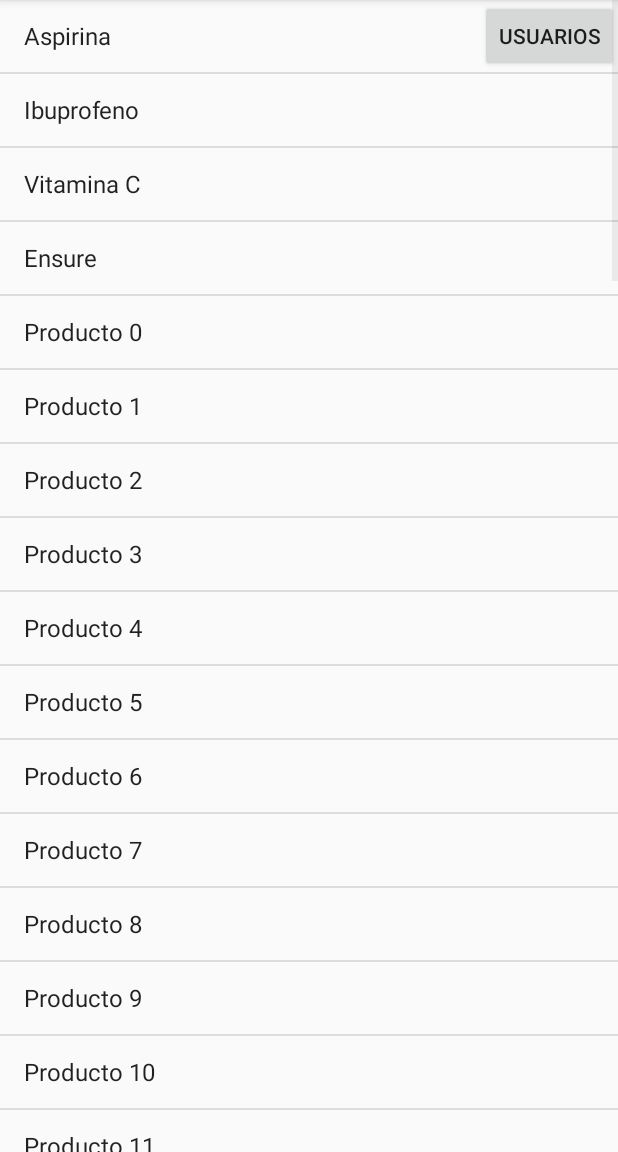
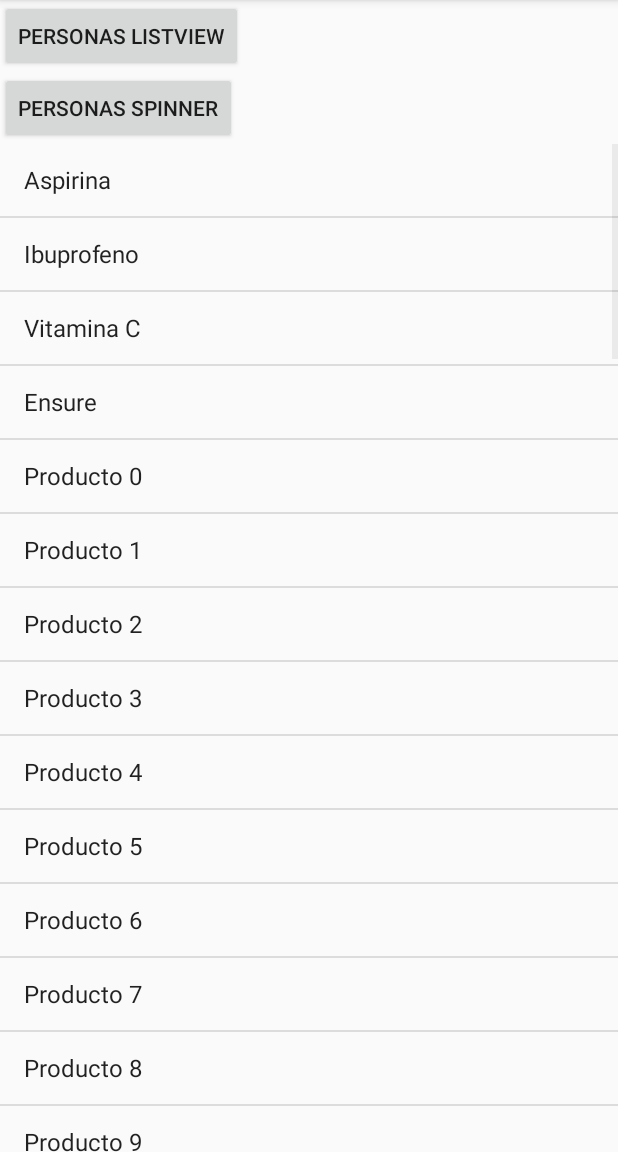
Before and after one commit to adrorodri/programacion3-2020, an Android app: the ProductosActivity screen opened directly, with no data from a screen before it, on a phone screen of 412 x 824 dp, the part 84-1236 px from its top. Run offline under Robolectric (Android 15) with nearby library versions, the phone set to English and light mode, and no system bars.

Commit message:
Spinner with Base Adapter

```diff
--- a/app/src/main/AndroidManifest.xml
+++ b/app/src/main/AndroidManifest.xml
@@ -9,7 +9,8 @@
         android:roundIcon="@mipmap/ic_launcher_round"
         android:supportsRtl="true"
         android:theme="@style/AppTheme">
-        <activity android:name=".UsuariosActivity"></activity>
+        <activity android:name=".PersonasSpinnerActivity"></activity>
+        <activity android:name=".PersonasListViewActivity" />
         <activity android:name=".ProductosActivity" />
         <activity android:name=".EditarActivity" />
         <activity android:name=".SolucionExamenActivity" />
--- a/app/src/main/java/com/upb/programacion32020/ProductosActivity.java
+++ b/app/src/main/java/com/upb/programacion32020/ProductosActivity.java
@@ -1,6 +1,4 @@
 package com.upb.programacion32020;
-
-import androidx.appcompat.app.AppCompatActivity;
 
 import android.content.Intent;
 import android.os.Bundle;
@@ -9,6 +7,8 @@ import android.widget.ArrayAdapter;
 import android.widget.Button;
 import android.widget.ListView;
 
+import androidx.appcompat.app.AppCompatActivity;
+
 import java.util.ArrayList;
 
 public class ProductosActivity extends AppCompatActivity {
@@ -16,7 +16,8 @@ public class ProductosActivity extends AppCompatActivity {
     ArrayList<String> listaProductos = new ArrayList<>();
 
     ListView listViewProductos;
-    Button buttonUsuarios;
+    Button buttonPersonas;
+    Button buttonPersonasSpinner;
 
     @Override
     protected void onCreate(Bundle savedInstanceState) {
@@ -24,7 +25,8 @@ public class ProductosActivity extends AppCompatActivity {
         setContentView(R.layout.activity_productos);
 
         listViewProductos = findViewById(R.id.lvProductos);
-        buttonUsuarios = findViewById(R.id.btUsuarios);
+        buttonPersonas = findViewById(R.id.btPersonas);
+        buttonPersonasSpinner = findViewById(R.id.btPersonasSpinner);
 
         listaProductos.add("Aspirina");
         listaProductos.add("Ibuprofeno");
@@ -34,13 +36,22 @@ public class ProductosActivity extends AppCompatActivity {
         for (int i = 0; i < 60; i++) {
             listaProductos.add("Producto " + i);
         }
+
         ArrayAdapter<String> adapter = new ArrayAdapter<String>(this, android.R.layout.simple_list_item_1, listaProductos);
         listViewProductos.setAdapter(adapter);
 
-        buttonUsuarios.setOnClickListener(new View.OnClickListener() {
+        buttonPersonas.setOnClickListener(new View.OnClickListener() {
             @Override
             public void onClick(View view) {
-                Intent intent = new Intent(ProductosActivity.this, UsuariosActivity.class);
+                Intent intent = new Intent(ProductosActivity.this, PersonasListViewActivity.class);
+                startActivity(intent);
+            }
+        });
+
+        buttonPersonasSpinner.setOnClickListener(new View.OnClickListener() {
+            @Override
+            public void onClick(View view) {
+                Intent intent = new Intent(ProductosActivity.this, PersonasSpinnerActivity.class);
                 startActivity(intent);
             }
         });
--- a/app/src/main/res/layout/activity_productos.xml
+++ b/app/src/main/res/layout/activity_productos.xml
@@ -1,21 +1,27 @@
 <?xml version="1.0" encoding="utf-8"?>
-<FrameLayout xmlns:android="http://schemas.android.com/apk/res/android"
+<LinearLayout xmlns:android="http://schemas.android.com/apk/res/android"
     xmlns:app="http://schemas.android.com/apk/res-auto"
     xmlns:tools="http://schemas.android.com/tools"
     android:layout_width="match_parent"
     android:layout_height="match_parent"
+    android:orientation="vertical"
     tools:context=".ProductosActivity">
 
     <Button
-        android:id="@+id/btUsuarios"
+        android:id="@+id/btPersonas"
         android:layout_width="wrap_content"
         android:layout_height="wrap_content"
-        android:layout_gravity="top|end"
-        android:text="Usuarios"/>
+        android:text="Personas ListView"/>
+
+    <Button
+        android:id="@+id/btPersonasSpinner"
+        android:layout_width="wrap_content"
+        android:layout_height="wrap_content"
+        android:text="Personas Spinner"/>
 
     <ListView
         android:id="@+id/lvProductos"
         android:layout_width="match_parent"
         android:layout_height="match_parent"/>
 
-</FrameLayout>
+</LinearLayout>
```
Also changed, not shown: app/src/main/java/com/upb/programacion32020/Persona.java (added, +27 -0 lines), app/src/main/java/com/upb/programacion32020/PersonasAdapter.java (renamed from app/src/main/java/com/upb/programacion32020/UsuariosAdapter.java, +9 -8 lines), app/src/main/java/com/upb/programacion32020/PersonasBaseAdapter.java (added, +55 -0 lines), app/src/main/java/com/upb/programacion32020/PersonasListViewActivity.java (added, +30 -0 lines), app/src/main/java/com/upb/programacion32020/PersonasSpinnerActivity.java (added, +41 -0 lines), app/src/main/java/com/upb/programacion32020/Usuario.java (+0 -23 lines), app/src/main/java/com/upb/programacion32020/UsuariosActivity.java (deleted, +0 -30 lines), app/src/main/res/layout/activity_personas_list_view.xml (added, +13 -0 lines), app/src/main/res/layout/activity_personas_spinner.xml (renamed from app/src/main/res/layout/activity_usuarios.xml, +5 -4 lines), app/src/main/res/layout/list_item_personas.xml (line endings or trailing spaces).
